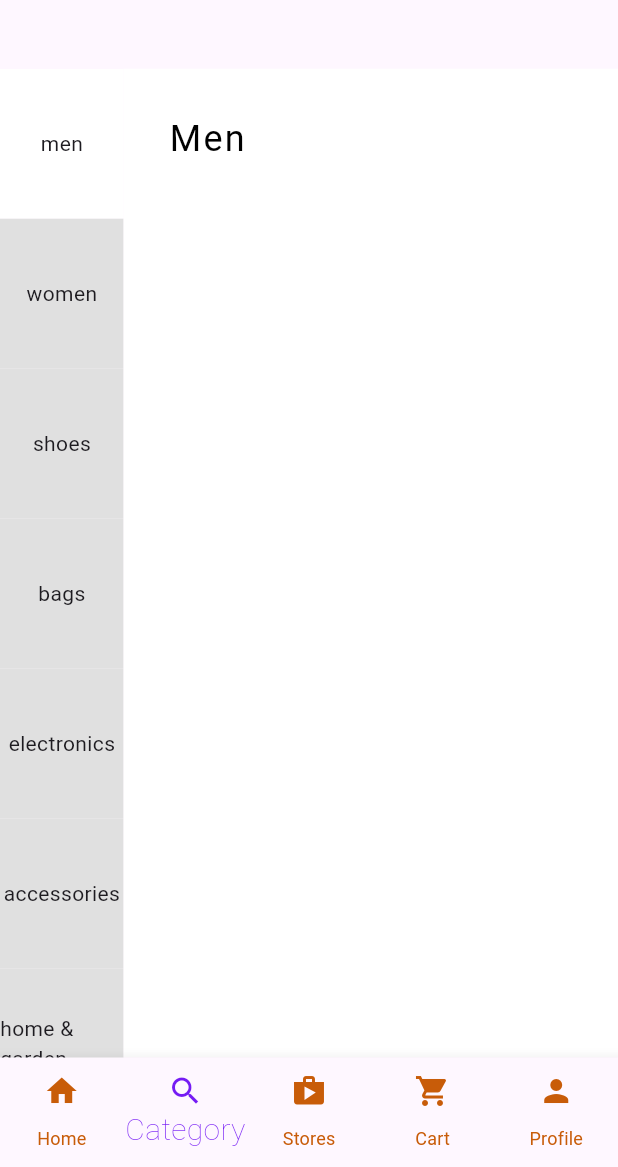
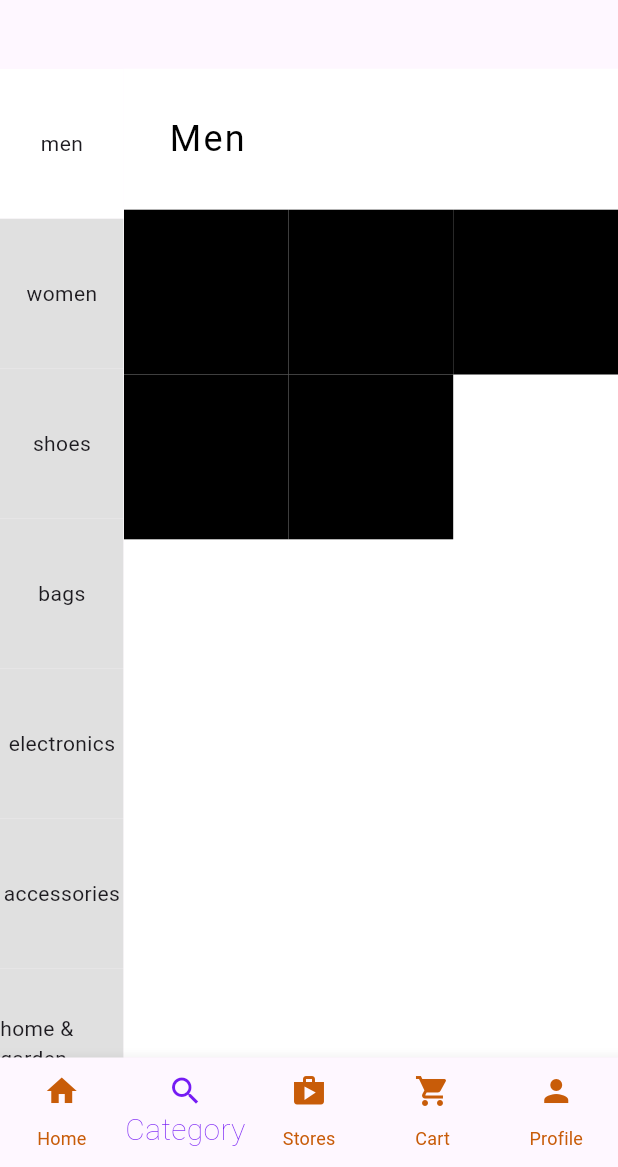
Before and after one commit to Devsaci/ecommerce_shams_app, a Flutter app: the screen it shows after launch, item 2 of the bottom bar chosen, on a phone screen of 412 x 824 dp, the part 69-1236 px from its top. Run offline on Flutter 3.47's test engine with Material 3 defaults, Android fonts, the phone set to English and light mode, and no system bars.

Commit message:
return Container

```diff
--- a/lib/categories/men_categ.dart
+++ b/lib/categories/men_categ.dart
@@ -23,8 +23,12 @@ class MenCategory extends StatelessWidget {
           height: MediaQuery.of(context).size.height * 0.60,
           child: GridView.count(
             crossAxisCount: 3,
-            children: List.generate(4, (index) {
-              return Container();
+            children: List.generate(5, (index) {
+              return Container(
+                color: Colors.black,
+                height: 70,
+                width: 70,
+              );
             }),
           ),
         ),
```
